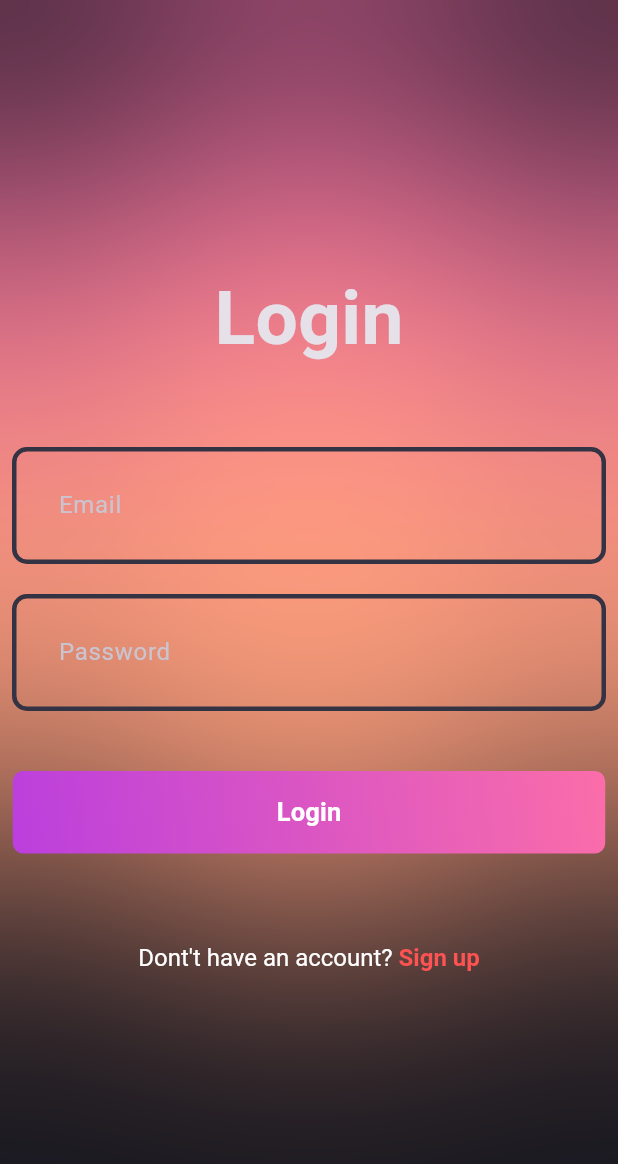
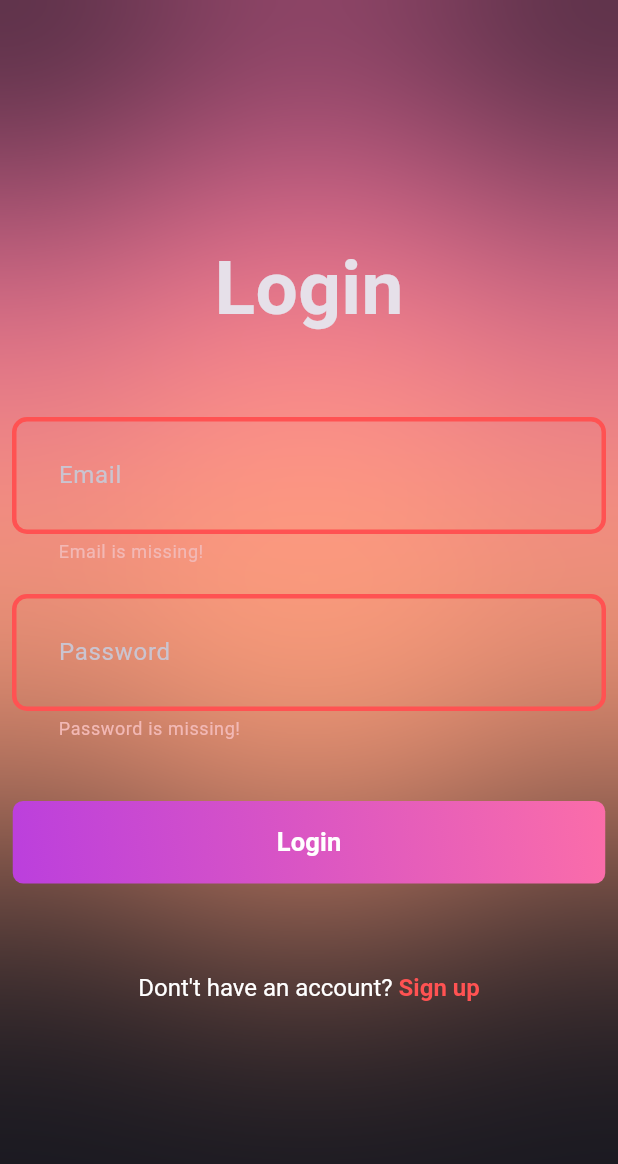
Before and after one commit to Arjun6112/articles_app, a Flutter app: the screen it shows after launch, after a tap on "Login", on a phone screen of 412 x 824 dp. Shown: the top 1164 px of the screen. Run offline on Flutter 3.47's test engine with Material 3 defaults, Android fonts, the phone set to English and light mode, and no system bars; our stand-ins replace flutter_bloc, fpdart, get_it, supabase_flutter; accounts and stored records are empty.

Commit message:
Login and signup done

```diff
--- /dev/null
+++ b/lib/features/auth/data/models/user_model.dart
@@ -0,0 +1,13 @@
+import 'package:articles_app/features/auth/domain/entities/user.dart';
+
+class UserModel extends User {
+  UserModel({required super.id, required super.email, required super.name});
+
+  factory UserModel.fromJson(Map<String, dynamic> json) {
+    return UserModel(
+      id: json['id'] ?? '',
+      email: json['email'] ?? '',
+      name: json['name'] ?? '',
+    );
+  }
+}
--- /dev/null
+++ b/lib/features/auth/domain/entities/user.dart
@@ -0,0 +1,7 @@
+class User {
+  final String id;
+  final String email;
+  final String name;
+
+  User({required this.id, required this.email, required this.name});
+}
--- a/lib/features/auth/domain/repository/auth_repository.dart
+++ b/lib/features/auth/domain/repository/auth_repository.dart
@@ -1,14 +1,15 @@
 import 'package:articles_app/core/error/failures.dart';
+import 'package:articles_app/features/auth/domain/entities/user.dart';
 import 'package:fpdart/fpdart.dart';
 
 abstract interface class AuthRepository {
-  Future<Either<Failure, String>> signUpwithEmailandPassword({
+  Future<Either<Failure, User>> signUpwithEmailandPassword({
     required String email,
     required String password,
     required String name,
   });
 
-  Future<Either<Failure, String>> loginWithemailandPassword({
+  Future<Either<Failure, User>> loginWithemailandPassword({
     required String email,
     required String password,
   });
--- /dev/null
+++ b/lib/features/auth/domain/usecases/user_login.dart
@@ -0,0 +1,22 @@
+import 'package:articles_app/core/error/failures.dart';
+import 'package:articles_app/core/usecase/usecase.dart';
+import 'package:articles_app/features/auth/domain/entities/user.dart';
+import 'package:articles_app/features/auth/domain/repository/auth_repository.dart';
+import 'package:fpdart/fpdart.dart';
+
+class UserLogin implements Usecase<User, UserLoginParams> {
+  final AuthRepository authRepository;
+  const UserLogin(this.authRepository);
+  @override
+  Future<Either<Failure, User>> call(UserLoginParams params) async {
+    return await authRepository.loginWithemailandPassword(
+        email: params.email, password: params.password);
+  }
+}
+
+class UserLoginParams {
+  final String email;
+  final String password;
+
+  UserLoginParams({required this.email, required this.password});
+}
--- a/lib/features/auth/domain/usecases/user_signup.dart
+++ b/lib/features/auth/domain/usecases/user_signup.dart
@@ -1,14 +1,15 @@
+import 'package:articles_app/features/auth/domain/entities/user.dart';
 import 'package:fpdart/fpdart.dart';
 
 import 'package:articles_app/core/error/failures.dart';
 import 'package:articles_app/core/usecase/usecase.dart';
 import 'package:articles_app/features/auth/domain/repository/auth_repository.dart';
 
-class UserSignup implements Usecase<String, UserSignUpParams> {
+class UserSignup implements Usecase<User, UserSignUpParams> {
   final AuthRepository authRepository;
   const UserSignup(this.authRepository);
   @override
-  Future<Either<Failure, String>> call(UserSignUpParams params) async {
+  Future<Either<Failure, User>> call(UserSignUpParams params) async {
     return await authRepository.signUpwithEmailandPassword(
         email: params.email, password: params.password, name: params.name);
   }
--- a/lib/features/auth/presentation/bloc/auth_bloc.dart
+++ b/lib/features/auth/presentation/bloc/auth_bloc.dart
@@ -1,3 +1,5 @@
+import 'package:articles_app/features/auth/domain/entities/user.dart';
+import 'package:articles_app/features/auth/domain/usecases/user_login.dart';
 import 'package:articles_app/features/auth/domain/usecases/user_signup.dart';
 import 'package:flutter/material.dart';
 import 'package:flutter_bloc/flutter_bloc.dart';
@@ -7,20 +9,36 @@ part 'auth_state.dart';
 
 class AuthBloc extends Bloc<AuthEvent, AuthState> {
   final UserSignup _userSignup;
+  final UserLogin _userLogin;
   AuthBloc({
+    required UserLogin userLogin,
     required UserSignup userSignup,
   })  : _userSignup = userSignup,
+        _userLogin = userLogin,
         super(AuthInitial()) {
-    on<AuthSignup>((event, emit) async {
-      final response = await _userSignup(UserSignUpParams(
-          email: event.email, password: event.password, name: event.name));
-      response.fold((failure) {
+    on<AuthSignup>(_onAuthSignUp);
+    on<AuthLogin>(_onAuthLogin);
+  }
 
+  void _onAuthSignUp(AuthSignup event, Emitter<AuthState> emit) async {
+    emit(AuthLoading());
+    final response = await _userSignup(UserSignUpParams(
+        email: event.email, password: event.password, name: event.name));
+    response.fold((failure) {
+      emit(AuthFailure(failure.message));
+    }, (user) {
+      emit(AuthSuccess(user));
+    });
+  }
 
-        emit(AuthFailure(message: failure.message));
-      }, (message) {
-        emit(AuthSuccess(message: message));
-      });
+  void _onAuthLogin(AuthLogin event, Emitter<AuthState> emit) async {
+    emit(AuthLoading());
+    final response = await _userLogin(
+        UserLoginParams(email: event.email, password: event.password));
+    response.fold((failure) {
+      emit(AuthFailure(failure.message));
+    }, (user) {
+      emit(AuthSuccess(user));
     });
   }
 }
--- a/lib/features/auth/presentation/bloc/auth_event.dart
+++ b/lib/features/auth/presentation/bloc/auth_event.dart
@@ -10,3 +10,10 @@ final class AuthSignup extends AuthEvent {
 
   AuthSignup({required this.email, required this.password, required this.name});
 }
+
+final class AuthLogin extends AuthEvent {
+  final String email;
+  final String password;
+
+  AuthLogin({required this.email, required this.password});
+}
--- a/lib/features/auth/presentation/bloc/auth_state.dart
+++ b/lib/features/auth/presentation/bloc/auth_state.dart
@@ -8,13 +8,13 @@ final class AuthInitial extends AuthState {}
 final class AuthLoading extends AuthState {}
 
 final class AuthSuccess extends AuthState {
-  final String message;
+  final User user;
 
-  AuthSuccess({required this.message});
+  AuthSuccess(this.user);
 }
 
 final class AuthFailure extends AuthState {
   final String message;
 
-  AuthFailure({required this.message});
+  AuthFailure( this.message);
 }
--- a/lib/features/auth/presentation/pages/login_page.dart
+++ b/lib/features/auth/presentation/pages/login_page.dart
@@ -1,9 +1,13 @@
+import 'package:articles_app/core/common/widgets/loader.dart';
 import 'package:articles_app/core/theme/app_pallete.dart';
 import 'package:articles_app/core/theme/blur_animated_background.dart';
+import 'package:articles_app/core/utils/show_snackbar.dart';
+import 'package:articles_app/features/auth/presentation/bloc/auth_bloc.dart';
 import 'package:articles_app/features/auth/presentation/pages/signup_page.dart';
 import 'package:articles_app/features/auth/presentation/widgets/auth_field.dart';
 import 'package:articles_app/features/auth/presentation/widgets/auth_gradient_button.dart';
 import 'package:flutter/material.dart';
+import 'package:flutter_bloc/flutter_bloc.dart';
 
 class LoginPage extends StatefulWidget {
   const LoginPage({super.key});
@@ -24,7 +28,17 @@ class _LoginPageState extends State<LoginPage> {
           const BlurAnimationBG(),
           Padding(
             padding: const EdgeInsets.all(8.0),
-            child: Form(
+            child: BlocConsumer<AuthBloc, AuthState>(
+              listener: (context, state) {
+                if (state is AuthFailure) {
+                  showSnackbar(context, state.message);
+                }
+              },
+              builder: (context, state) {
+                if (state is AuthLoading) {
+                  return const Loader();
+                }
+                return Form(
                   key: formKey,
                   child: Center(
                     child: SingleChildScrollView(
@@ -49,7 +63,16 @@ class _LoginPageState extends State<LoginPage> {
                             isObscureText: true,
                           ),
                           const SizedBox(height: 40),
-                      AuthGradientButton(buttonText: "Login", onPressed: () {}),
+                          AuthGradientButton(
+                              buttonText: "Login",
+                              onPressed: () {
+                                if (formKey.currentState!.validate()) {
+                                  context.read<AuthBloc>().add(AuthLogin(
+                                      email: _emailController.text.trim(),
+                                      password:
+                                          _passwordController.text.trim()));
+                                }
+                              }),
                           const SizedBox(height: 60),
                           GestureDetector(
                             onTap: () =>
@@ -73,6 +96,8 @@ class _LoginPageState extends State<LoginPage> {
                       ),
                     ),
                   ),
+                );
+              },
             ),
           ),
         ],
--- /dev/null
+++ b/lib/init_dependencies.dart
@@ -0,0 +1,34 @@
+import 'package:articles_app/core/error/app_secrets.dart';
+import 'package:articles_app/features/auth/data/datasources/auth_remote_data_source.dart';
+import 'package:articles_app/features/auth/data/repositories/auth_repository_impl.dart';
+import 'package:articles_app/features/auth/domain/repository/auth_repository.dart';
+import 'package:articles_app/features/auth/domain/usecases/user_login.dart';
+import 'package:articles_app/features/auth/domain/usecases/user_signup.dart';
+import 'package:articles_app/features/auth/presentation/bloc/auth_bloc.dart';
+import 'package:get_it/get_it.dart';
+import 'package:supabase_flutter/supabase_flutter.dart';
+
+final serviceLocator = GetIt.instance;
+
+Future<void> initDependencies() async {
+  _initAuth();
+  final supabase = await Supabase.initialize(
+      url: AppSecrets.SupabaseUrl, anonKey: AppSecrets.SupabaseAnonKey);
+  serviceLocator.registerLazySingleton(() => supabase.client);
+}
+
+void _initAuth() {
+  serviceLocator.registerFactory<AuthRemoteDataSource>(
+      () => AuthRemoteDataSourceImpl(serviceLocator()));
+
+  serviceLocator.registerFactory<AuthRepository>(
+      () => AuthRepositoryImpl(serviceLocator()));
+
+  serviceLocator.registerFactory(() => UserSignup(serviceLocator()));
+  serviceLocator.registerFactory(() => UserLogin(serviceLocator()));
+
+  serviceLocator.registerLazySingleton(() => AuthBloc(
+        userSignup: serviceLocator(),
+        userLogin: serviceLocator(),
+      ));
+}
--- a/lib/main.dart
+++ b/lib/main.dart
@@ -1,25 +1,19 @@
-import 'package:articles_app/core/error/app_secrets.dart';
 import 'package:articles_app/core/theme/theme.dart';
-import 'package:articles_app/features/auth/data/datasources/auth_remote_data_source.dart';
-import 'package:articles_app/features/auth/data/repositories/auth_repository_impl.dart';
-import 'package:articles_app/features/auth/domain/usecases/user_signup.dart';
+
 import 'package:articles_app/features/auth/presentation/bloc/auth_bloc.dart';
 import 'package:articles_app/features/auth/presentation/pages/login_page.dart';
+import 'package:articles_app/init_dependencies.dart';
 import 'package:flutter/material.dart';
 import 'package:flutter_bloc/flutter_bloc.dart';
-import 'package:supabase_flutter/supabase_flutter.dart';
 
 void main() async {
   WidgetsFlutterBinding.ensureInitialized();
-  final supabase = await Supabase.initialize(
-      url: AppSecrets.SupabaseUrl, anonKey: AppSecrets.SupabaseAnonKey);
+  await initDependencies();
 
   runApp(MultiBlocProvider(
     providers: [
       BlocProvider(
-        create: (_) => AuthBloc(
-            userSignup: UserSignup(
-                AuthRepositoryImpl(AuthRemoteDataSourceImpl(supabase.client)))),
+        create: (_) => serviceLocator<AuthBloc>(),
       ),
     ],
     child: const MyApp(),
--- a/pubspec.yaml
+++ b/pubspec.yaml
@@ -33,6 +33,7 @@ dependencies:
     sdk: flutter
   flutter_bloc: ^8.1.4
   fpdart: ^1.1.0
+  get_it: ^7.6.7
   supabase_flutter: ^2.3.4
 
 dev_dependencies:
```
Also changed, not shown: lib/core/common/widgets/loader.dart (added, +12 -0 lines), lib/core/utils/show_snackbar.dart (added, +9 -0 lines), lib/features/auth/data/datasources/auth_remote_data_source.dart (+19 -7 lines), lib/features/auth/data/repositories/auth_repository_impl.dart (+20 -8 lines), lib/features/auth/presentation/pages/signup_page.dart (+20 -2 lines), pubspec.lock. Lines whose indentation alone changed are shown as unchanged.
